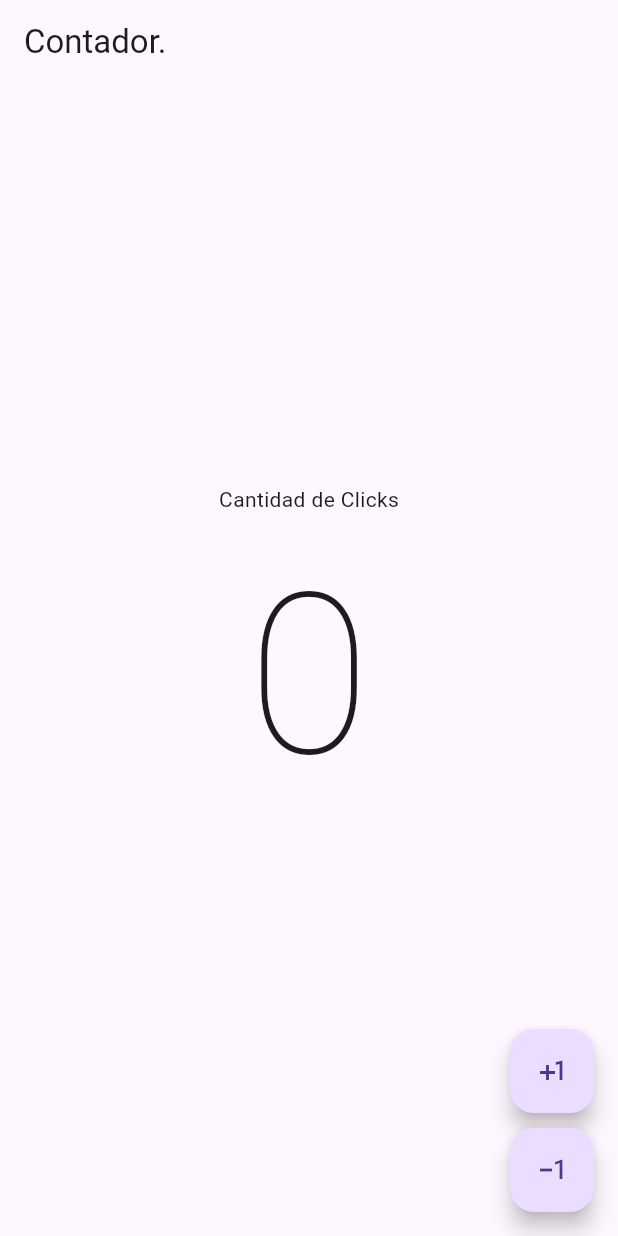
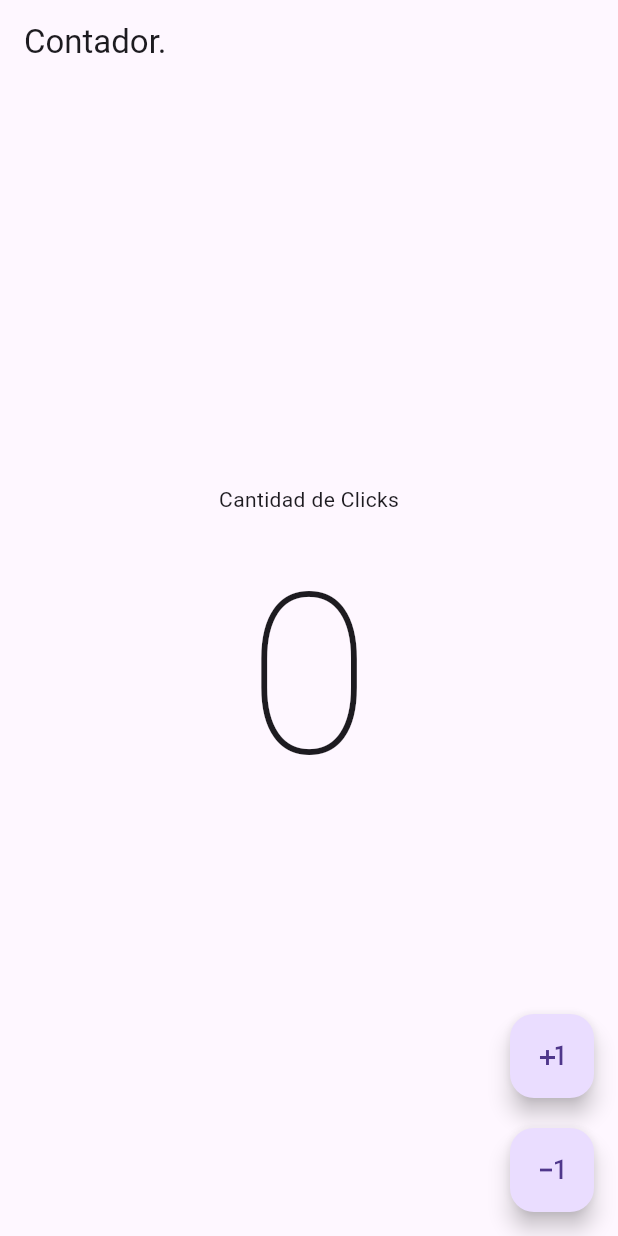
Before and after one commit to windows4free/proyecto-flutter, a Flutter app: the screen it shows after launch, on a phone screen of 412 x 824 dp. Run offline on Flutter 3.47's test engine with Material 3 defaults, Android fonts, the phone set to English and light mode, and no system bars.

```diff
--- a/lib/pantallas/contador.dart
+++ b/lib/pantallas/contador.dart
@@ -38,7 +38,9 @@ class _contadorState extends State<contador> {
             },
             child: Icon(Icons.plus_one),
           ),
-          SizedBox(height: 10),
+          SizedBox(
+            height: 20,
+          ), //el sizedbox se utilizo para que hay aun espacio entre los 2 botones
           FloatingActionButton(
             onPressed: () {
               if (clickcontador == 0) return;
```
